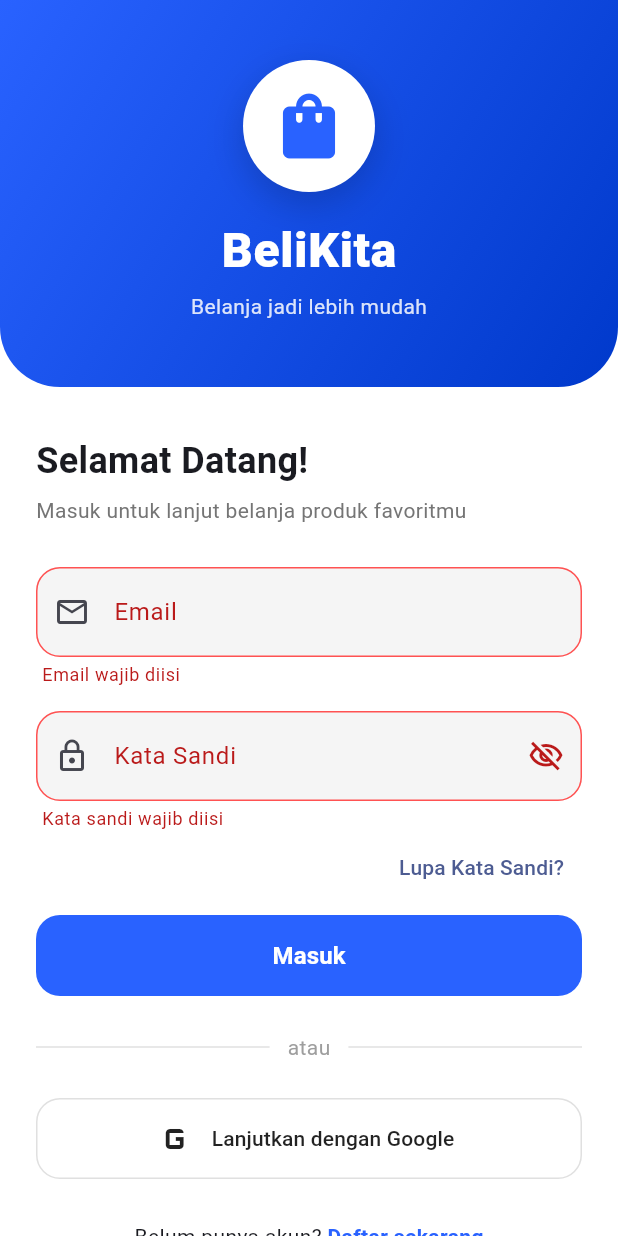
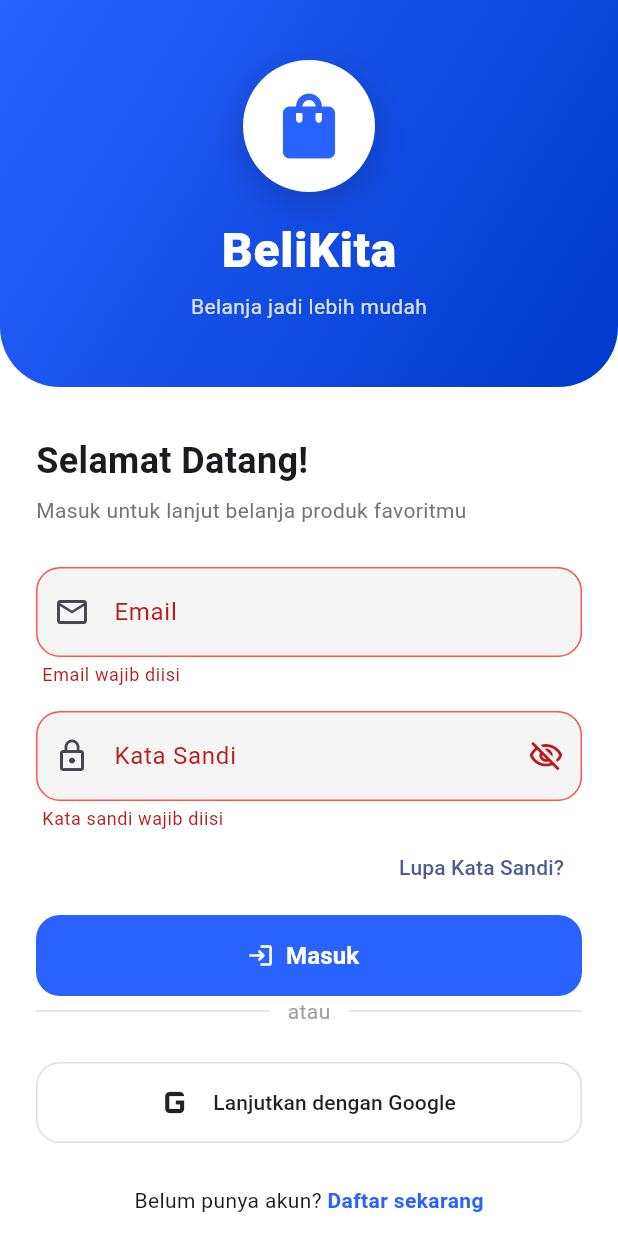
Before and after one commit to Nashr5/tugas_uas_ui, a Flutter app: the screen it shows after launch, after a tap on "Masuk", on a phone screen of 412 x 824 dp. Run offline on Flutter 3.47's test engine with Material 3 defaults, Android fonts, the phone set to English and light mode, and no system bars.

Commit message:
Update icon Masuk dan komen

```diff
--- a/lib/login_page.dart
+++ b/lib/login_page.dart
@@ -1,4 +1,5 @@
 import 'package:flutter/material.dart';
+
 import 'register_page.dart';
 
 class LoginPage extends StatefulWidget {
@@ -61,10 +62,9 @@ class _LoginPageState extends State<LoginPage> {
 
   void _login() {
     if (_formKey.currentState!.validate()) {
-      // Tambahkan logika navigasi ke Katalog disini
-      ScaffoldMessenger.of(context).showSnackBar(
-        const SnackBar(content: Text('Berhasil masuk!')),
-      );
+      // Logika navigasi
+      ScaffoldMessenger.of(context)
+          .showSnackBar(const SnackBar(content: Text('Berhasil masuk!')));
     }
   }
 
@@ -86,7 +86,10 @@ class _LoginPageState extends State<LoginPage> {
                   children: [
                     const Text(
                       'Selamat Datang!',
-                      style: TextStyle(fontSize: 24, fontWeight: FontWeight.bold),
+                      style: TextStyle(
+                        fontSize: 24,
+                        fontWeight: FontWeight.bold,
+                      ),
                     ),
                     const SizedBox(height: 6),
                     Text(
@@ -115,7 +118,7 @@ class _LoginPageState extends State<LoginPage> {
                     ),
                     const SizedBox(height: 16),
 
-                    // Kata Sandi
+                    // Kata Sandi/Password
                     TextFormField(
                       controller: _passwordController,
                       obscureText: _obscureText,
@@ -152,29 +155,32 @@ class _LoginPageState extends State<LoginPage> {
                     ),
                     const SizedBox(height: 8),
 
-                    // Tombol Masuk
+                    // Tombol Masuk/Login
                     SizedBox(
                       height: 54,
-                      child: ElevatedButton(
+                      child: ElevatedButton.icon(
                         onPressed: _login,
+                        icon: const Icon(
+                          Icons.login_rounded,
+                          color: Colors.white,
+                        ),
+                        label: const Text(
+                          'Masuk',
+                          style: TextStyle(
+                            fontSize: 16,
+                            fontWeight: FontWeight.bold,
+                            color: Colors.white,
+                          ),
+                        ),
                         style: ElevatedButton.styleFrom(
                           backgroundColor: _primary,
-                          foregroundColor: Colors.white,
                           elevation: 0,
                           shape: RoundedRectangleBorder(
                             borderRadius: BorderRadius.circular(16),
                           ),
                         ),
-                        child: const Text(
-                          'Masuk',
-                          style: TextStyle(
-                            fontSize: 16,
-                            fontWeight: FontWeight.bold,
-                          ),
-                        ),
                       ),
                     ),
-                    const SizedBox(height: 24),
 
                     // Pemisah
                     Row(
@@ -192,12 +198,12 @@ class _LoginPageState extends State<LoginPage> {
                     ),
                     const SizedBox(height: 24),
 
-                    // Tombol Google (placeholder)
+                    // Tombol Google
                     SizedBox(
                       height: 54,
                       child: OutlinedButton.icon(
                         onPressed: () {},
-                        icon: const Icon(Icons.g_mobiledata, size: 32),
+                        icon: const Icon(Icons.g_mobiledata, size: 34),
                         label: const Text('Lanjutkan dengan Google'),
                         style: OutlinedButton.styleFrom(
                           foregroundColor: Colors.black87,
@@ -210,7 +216,7 @@ class _LoginPageState extends State<LoginPage> {
                     ),
                     const SizedBox(height: 28),
 
-                    // Navigasi ke Daftar
+                    // Navigasi Daftar
                     Row(
                       mainAxisAlignment: MainAxisAlignment.center,
                       children: [
@@ -297,10 +303,7 @@ class _LoginPageState extends State<LoginPage> {
           const SizedBox(height: 4),
           Text(
             'Belanja jadi lebih mudah',
-            style: TextStyle(
-              fontSize: 14,
-              color: Colors.white.withAlpha(217),
-            ),
+            style: TextStyle(fontSize: 14, color: Colors.white.withAlpha(217)),
           ),
         ],
       ),
--- a/lib/register_page.dart
+++ b/lib/register_page.dart
@@ -107,7 +107,7 @@ class _RegisterPageState extends State<RegisterPage> {
                       'Buat akun untuk mulai berbelanja di BeliKita',
                       style: TextStyle(
                         color: Colors.grey[600],
-                        fontSize: 14,
+                        fontSize: 15,
                       ),
                     ),
                     const SizedBox(height: 28),
@@ -121,7 +121,7 @@ class _RegisterPageState extends State<RegisterPage> {
                       ),
                       validator: (value) =>
                           value == null || value.trim().isEmpty
-                              ? 'Nama wajib diisi'
+                              ? 'Nama wajib diisi!'
                               : null,
                     ),
                     const SizedBox(height: 16),
@@ -135,7 +135,7 @@ class _RegisterPageState extends State<RegisterPage> {
                       ),
                       validator: (value) {
                         if (value == null || value.trim().isEmpty) {
-                          return 'Email wajib diisi';
+                          return 'Email wajib diisi!';
                         }
                         if (!value.contains('@')) {
                           return 'Format email tidak valid';
```
